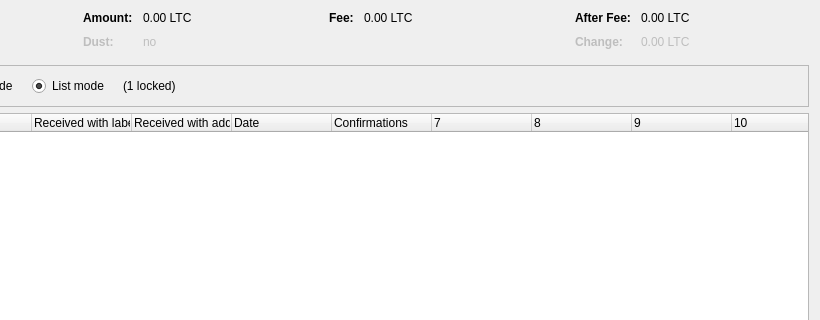
Above: src/qt/forms/coincontroldialog.ui from progof/esrltc16 before the change; both pictures show x 180 to 1000 and y 0 to 320 of the 1000 by 500 pixel window. Below: the same form after it.
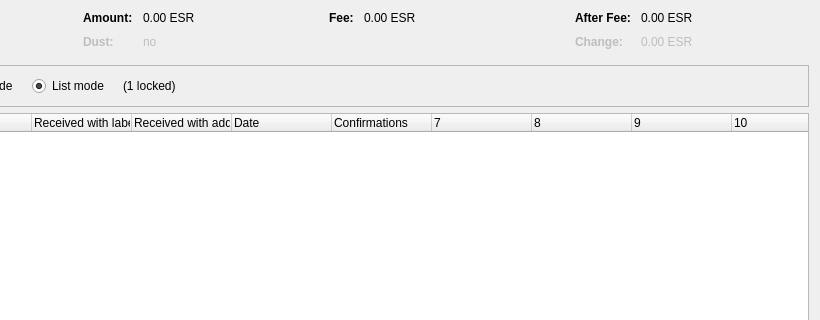
That is the form after the change. Custom widgets are drawn as their Qt base class.

```diff
--- a/src/qt/forms/coincontroldialog.ui
+++ b/src/qt/forms/coincontroldialog.ui
@@ -132,7 +132,7 @@
           <enum>Qt::ActionsContextMenu</enum>
          </property>
          <property name="text">
-          <string notr="true">0.00 LTC</string>
+          <string notr="true">0.00 ESR</string>
          </property>
          <property name="textInteractionFlags">
           <set>Qt::LinksAccessibleByMouse|Qt::TextSelectableByKeyboard|Qt::TextSelectableByMouse</set>
@@ -212,7 +212,7 @@
           <enum>Qt::ActionsContextMenu</enum>
          </property>
          <property name="text">
-          <string notr="true">0.00 LTC</string>
+          <string notr="true">0.00 ESR</string>
          </property>
          <property name="textInteractionFlags">
           <set>Qt::LinksAccessibleByMouse|Qt::TextSelectableByKeyboard|Qt::TextSelectableByMouse</set>
@@ -257,7 +257,7 @@
           <enum>Qt::ActionsContextMenu</enum>
          </property>
          <property name="text">
-          <string notr="true">0.00 LTC</string>
+          <string notr="true">0.00 ESR</string>
          </property>
          <property name="textInteractionFlags">
           <set>Qt::LinksAccessibleByMouse|Qt::TextSelectableByKeyboard|Qt::TextSelectableByMouse</set>
@@ -292,7 +292,7 @@
           <enum>Qt::ActionsContextMenu</enum>
          </property>
          <property name="text">
-          <string notr="true">0.00 LTC</string>
+          <string notr="true">0.00 ESR</string>
          </property>
          <property name="textInteractionFlags">
           <set>Qt::LinksAccessibleByMouse|Qt::TextSelectableByKeyboard|Qt::TextSelectableByMouse</set>
```
